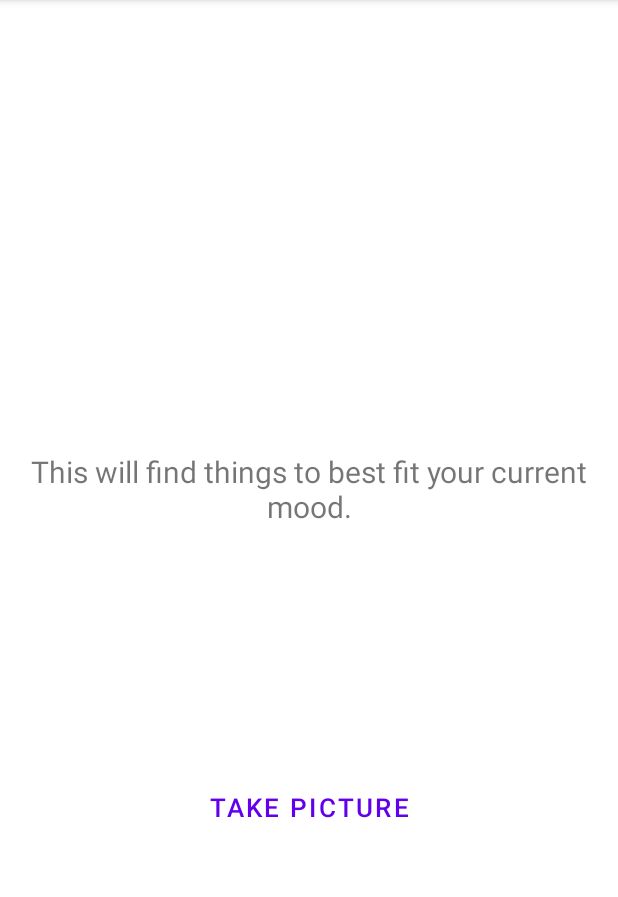
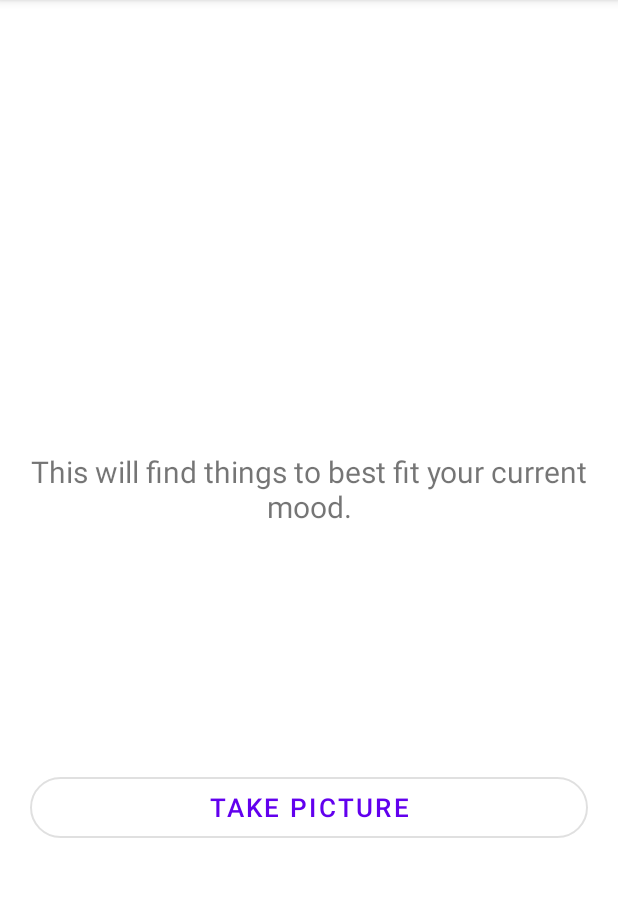
Before and after one commit to nisiddharth/RiseUp, an Android app: the EmotionDetectActivity screen opened directly, with no data from a screen before it, on a phone screen of 412 x 824 dp, the part 84-981 px from its top. Run offline under Robolectric (Android 15) with nearby library versions, the phone set to English and light mode, and no system bars; libraries missing offline, so code that uses them is left out: com.microsoft.projectoxford; network calls fail; 1 statement that could not run was skipped.

Commit message:
Color corrections

```diff
--- a/Android/app/src/main/java/com/npdevs/riseup/emotion/EmotionDetectActivity.java
+++ b/Android/app/src/main/java/com/npdevs/riseup/emotion/EmotionDetectActivity.java
@@ -216,6 +216,7 @@ public class EmotionDetectActivity extends AppCompatActivity {
         toResults.putExtra("emotionResultsBundle", bundleToEmotionResults);
 
         this.startActivity(toResults);
+        finish();
     }
 
     private ArrayList<EmotionData> orderedEmotionsToMap(Emotion emotion) {
--- a/Android/app/src/main/res/layout/activity_emotion_detect.xml
+++ b/Android/app/src/main/res/layout/activity_emotion_detect.xml
@@ -32,7 +32,6 @@
             android:layout_height="wrap_content"
             android:layout_margin="20dp"
             android:layout_weight=".1"
-            android:background="@drawable/btn_shape"
             android:onClick="takePictureClick"
             android:text="@string/take_pic"
             android:textSize="17sp" />
--- a/Android/app/src/main/res/layout/fragment_summary.xml
+++ b/Android/app/src/main/res/layout/fragment_summary.xml
@@ -97,6 +97,7 @@
                     android:layout_height="wrap_content"
                     android:text="Next ➝" />
             </LinearLayout>
+
         </RelativeLayout>
     </ScrollView>
 </androidx.swiperefreshlayout.widget.SwipeRefreshLayout>
```
